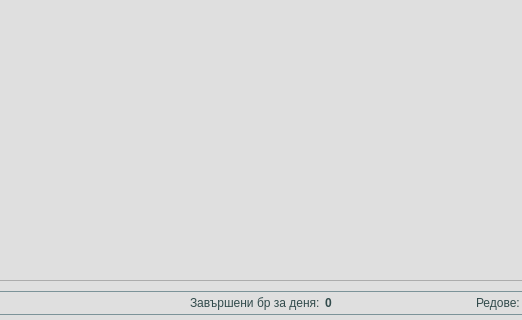
Before: the Qt Designer form app/ui/widgets/customTimePapersWidget.ui in DevilPhp/WorkSalary.v01, drawn with Qt 5; both pictures show x 303 to 825 and y 595 to 915 of the 1128 by 915 pixel window.
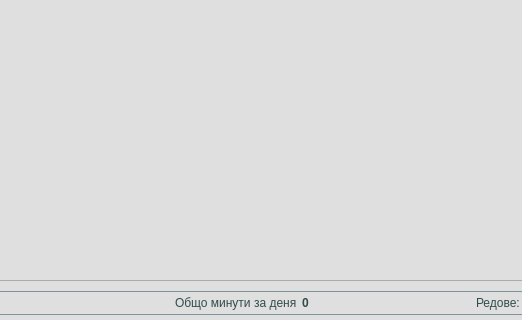
After: the same form once the commit is applied. Icons and pictures are not drawn.

```diff
--- a/app/ui/widgets/customTimePapersWidget.ui
+++ b/app/ui/widgets/customTimePapersWidget.ui
@@ -69,7 +69,7 @@
 	font-size: 9pt;
 }
 
-#avrTimePerPiece, #totalSelectedPieces, #totalSelectedTime, #totalSelectedRows, #totalViewRows, #totalProducedPieces,
+#avrTimePerPiece, #totalSelectedPieces, #totalSelectedTime, #totalSelectedRows, #totalViewRows, #totalWorkingMins,
 #piecesForProdLineEdit, #piecesProducedLineEdit {
 	font-weight: 700;
 }
@@ -78,6 +78,11 @@
 	font-size: 10pt;
 }
 
+#overtimeWarning {
+	background-color: #dfdfdf;
+	padding: 0px;
+}
+
 #optionsHolder, #optionsHolder_2 {
 	border-bottom: 2px dashed #7c9399;
 }
@@ -1151,7 +1156,7 @@
                    <second>0</second>
                    <year>1990</year>
                    <month>9</month>
-                   <day>6</day>
+                   <day>5</day>
                   </datetime>
                  </property>
                  <property name="displayFormat">
@@ -1668,7 +1673,7 @@
         <x>0</x>
         <y>0</y>
         <width>1116</width>
-        <height>484</height>
+        <height>478</height>
        </rect>
       </property>
       <layout class="QVBoxLayout" name="verticalLayout_12">
@@ -1792,11 +1797,11 @@
         </layout>
        </widget>
       </item>
-      <item alignment="Qt::AlignHCenter">
+      <item>
        <widget class="QWidget" name="widget_8" native="true">
-        <layout class="QHBoxLayout" name="horizontalLayout_19">
+        <layout class="QHBoxLayout" name="horizontalLayout_14">
          <property name="spacing">
-          <number>5</number>
+          <number>10</number>
          </property>
          <property name="leftMargin">
           <number>0</number>
@@ -1810,7 +1815,7 @@
          <property name="bottomMargin">
           <number>0</number>
          </property>
-         <item>
+         <item alignment="Qt::AlignHCenter|Qt::AlignVCenter">
           <widget class="QWidget" name="widget_19" native="true">
            <layout class="QHBoxLayout" name="horizontalLayout_27">
             <property name="spacing">
@@ -1831,17 +1836,34 @@
             <item>
              <widget class="QLabel" name="label_43">
               <property name="text">
-               <string>Завършени бр за деня:</string>
+               <string>Общо минути за деня</string>
               </property>
              </widget>
             </item>
             <item>
-             <widget class="QLabel" name="totalProducedPieces">
+             <widget class="QLabel" name="totalWorkingMins">
               <property name="text">
                <string>0</string>
               </property>
              </widget>
             </item>
+            <item alignment="Qt::AlignHCenter|Qt::AlignVCenter">
+             <widget class="QPushButton" name="overtimeWarning">
+              <property name="text">
+               <string/>
+              </property>
+              <property name="icon">
+               <iconset resource="../../../resources.qrc">
+                <normaloff>:/icons/app/assets/icons/Danger-Triangle--Streamline-Solar-Broken-#C75f59.svg</normaloff>:/icons/app/assets/icons/Danger-Triangle--Streamline-Solar-Broken-#C75f59.svg</iconset>
+              </property>
+              <property name="iconSize">
+               <size>
+                <width>22</width>
+                <height>22</height>
+               </size>
+              </property>
+             </widget>
+            </item>
            </layout>
           </widget>
          </item>
```
